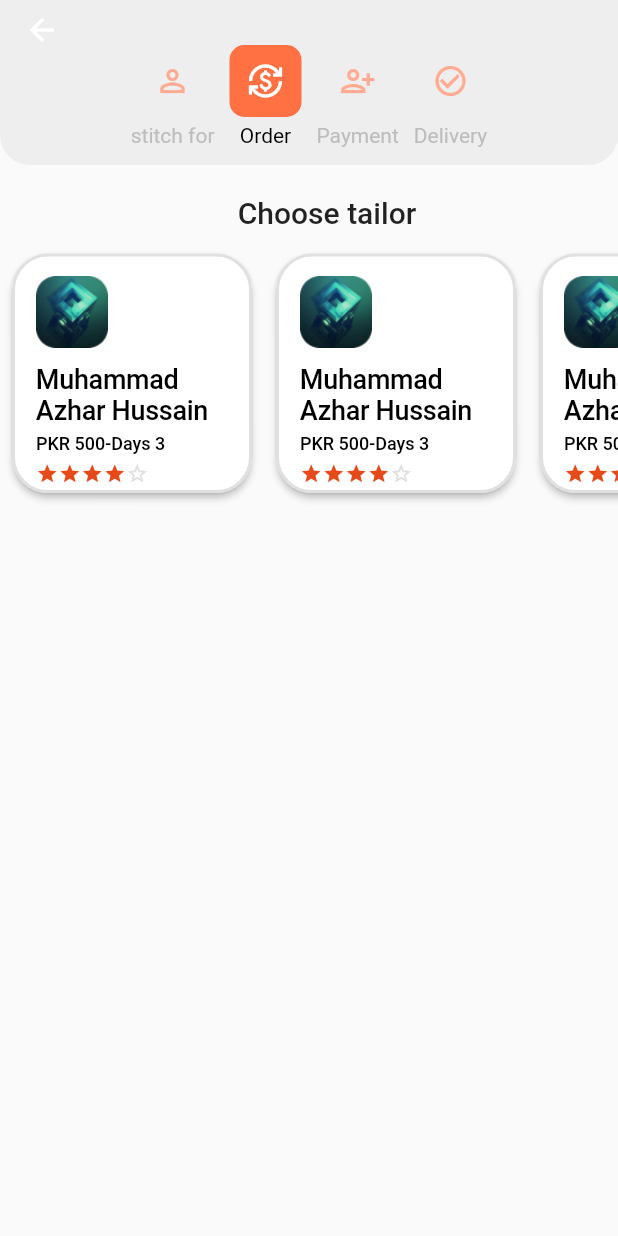
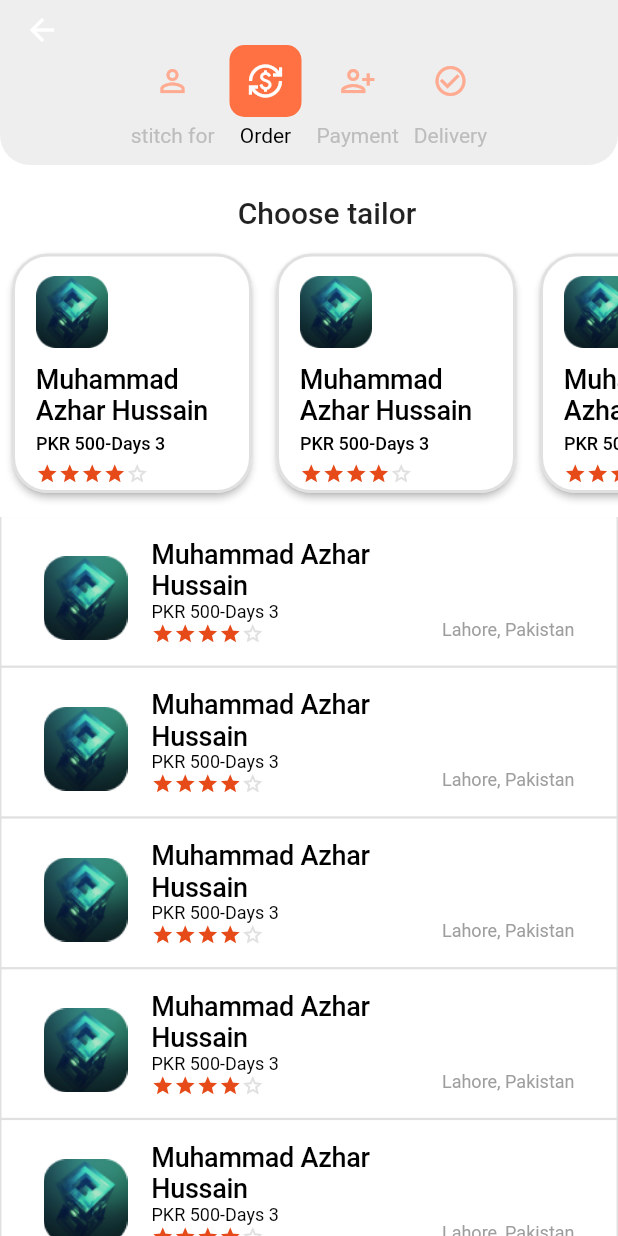
Before and after one commit to RipeSeed/stitch-it-asadullahtariq, a Flutter app: the screen it shows after launch, on a phone screen of 412 x 824 dp. Run offline on Flutter 3.47's test engine with Material 2 defaults, Android fonts, the phone set to English and light mode, and no system bars.

Commit message:
stitchin tailer list completed

```diff
--- a/lib/Models/TailerModel.dart
+++ b/lib/Models/TailerModel.dart
@@ -4,6 +4,7 @@ class TailerModel {
   final String imagePath;
   final int days;
   final int price;
+  final String address;
 
   TailerModel({
     required this.price,
@@ -11,5 +12,6 @@ class TailerModel {
     required this.name,
     required this.imagePath,
     required this.days,
+    required this.address,
   });
 }
--- a/lib/screens/StitchingTailer.dart
+++ b/lib/screens/StitchingTailer.dart
@@ -1,6 +1,7 @@
 import 'package:flutter/material.dart';
 import 'package:practice/Models/TailerModel.dart';
 import 'package:practice/widgets/TailerWidget.dart';
+import 'package:practice/widgets/TailerWidgetColumn.dart';
 
 import '../widgets/OrderSttaus.dart';
 
@@ -16,11 +17,13 @@ class StitchingTailer extends StatelessWidget {
             rating: 4,
             name: "Muhammad Azhar Hussain",
             imagePath: "assets/images/TailerA.png",
+            address: "Lahore, Pakistan",
             days: 3,
           )),
     );
 
     return Scaffold(
+      backgroundColor: Colors.white,
       appBar: AppBar(
         backgroundColor: Colors.grey[200],
         elevation: 0,
@@ -51,8 +54,15 @@ class StitchingTailer extends StatelessWidget {
             ),
           ),
           Expanded(
-            child: Container(),
             flex: 5,
+            child: Container(
+              color: Colors.grey[300],
+              child: ListView.builder(
+                itemCount: tailerRow.length,
+                itemBuilder: (context, index) =>
+                    TailerWidgetColumn(tailerModel: tailerRow[index]),
+              ),
+            ),
           )
         ],
       ),
--- /dev/null
+++ b/lib/widgets/TailerWidgetColumn.dart
@@ -0,0 +1,52 @@
+import 'package:flutter/material.dart';
+import 'package:practice/Models/TailerModel.dart';
+import 'package:practice/widgets/StarRating.dart';
+
+class TailerWidgetColumn extends StatelessWidget {
+  final TailerModel tailerModel;
+
+  const TailerWidgetColumn({super.key, required this.tailerModel});
+
+  @override
+  Widget build(BuildContext context) {
+    return Container(
+      margin: const EdgeInsets.fromLTRB(1, 0, 1, 1.5),
+      color: Colors.white,
+      child: Padding(
+        padding: const EdgeInsets.symmetric(vertical: 10, horizontal: 12),
+        child: ListTile(
+          leading: Image.asset(tailerModel.imagePath),
+          title: Text(
+            tailerModel.name,
+            style: const TextStyle(
+                fontSize: 18,
+                color: Colors.black,
+                fontWeight: FontWeight.w500,
+                letterSpacing: -0.2),
+          ),
+          subtitle: Column(
+            crossAxisAlignment: CrossAxisAlignment.start,
+            children: [
+              Text(
+                "PKR ${tailerModel.price}-Days ${tailerModel.days}",
+                style: const TextStyle(fontSize: 12, color: Colors.black),
+              ),
+              StarRating(
+                rating: tailerModel.rating,
+                onRatingChanged: (rating) => print("hello"),
+                color: Colors.deepOrange[700]!,
+              ),
+            ],
+          ),
+          trailing: Column(
+            mainAxisAlignment: MainAxisAlignment.end,
+            children: [
+              Text(tailerModel.address,
+                  style: TextStyle(color: Colors.grey[500], fontSize: 12))
+            ],
+          ),
+        ),
+      ),
+    );
+  }
+}
```
